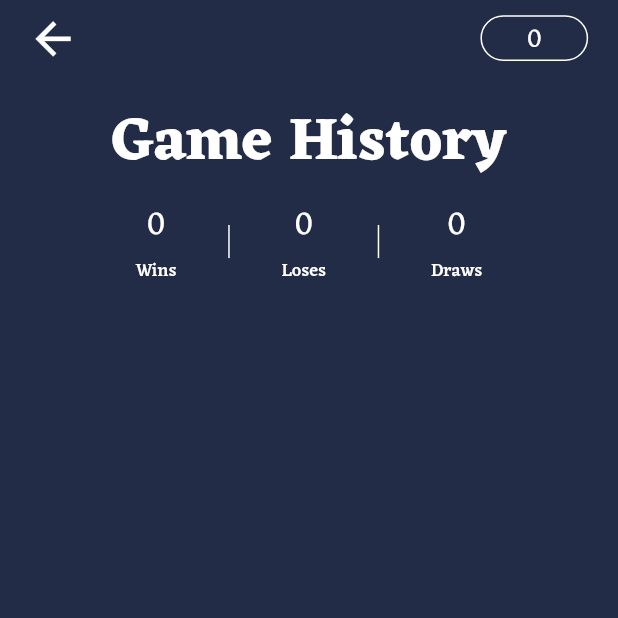
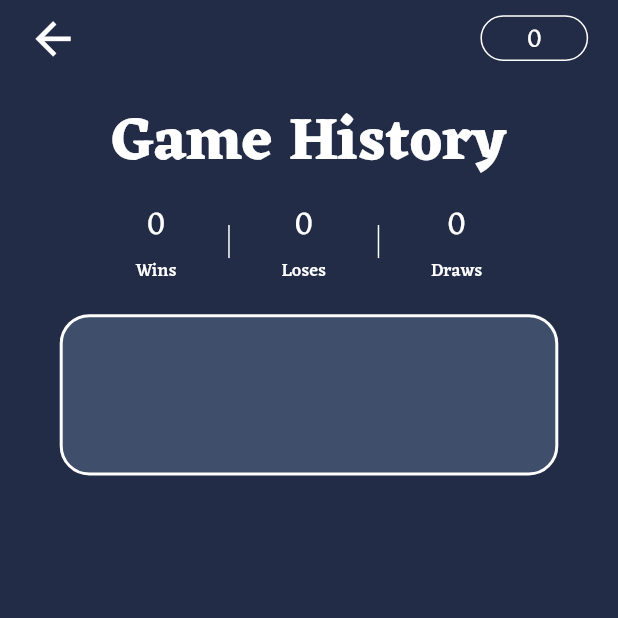
Before and after one commit to aconitum001/Tic-Tac-Toe, a Flutter app: the HistoryView screen opened directly with empty values, on a phone screen of 412 x 824 dp, the top half of it. Run offline on Flutter 3.47's test engine with Material 3 defaults, Android fonts, the phone set to English and light mode, and no system bars; our stand-ins replace bloc, carousel_slider, confetti, flutter_bloc, flutter_screenutil, flutter_svg and 6 more; accounts and stored records are empty.

Commit message:
game history ui done part 1

```diff
--- a/lib/features/settings/presentation/views/widgets/history_view_body.dart
+++ b/lib/features/settings/presentation/views/widgets/history_view_body.dart
@@ -1,5 +1,7 @@
 import 'package:flutter/material.dart';
 import 'package:flutter_screenutil/flutter_screenutil.dart';
+import 'package:flutter_svg/svg.dart';
+import 'package:tic_tac_toe/core/utils/assets.dart';
 import 'package:tic_tac_toe/core/utils/models/user_model.dart';
 import 'package:tic_tac_toe/core/utils/styles.dart';
 import 'package:tic_tac_toe/features/settings/presentation/views/widgets/display_user_stats.dart';
@@ -22,8 +24,43 @@ class HistoryViewBody extends StatelessWidget {
           "Game History",
           style: AppStyles.style40,
         ),
-        const DisplayUserStatsSection()
+        const DisplayUserStatsSection(),
+        SizedBox(
+          height: 20.h,
+        ),
+        const GameHistoryListViewItem()
       ],
     );
   }
 }
+
+class GameHistoryListViewItem extends StatelessWidget {
+  const GameHistoryListViewItem({
+    super.key,
+  });
+
+  @override
+  Widget build(BuildContext context) {
+    return Padding(
+      padding: EdgeInsets.symmetric(horizontal: 40.w),
+      child: Container(
+        height: 117.h,
+        decoration: BoxDecoration(
+          borderRadius: BorderRadius.circular(21.42.r),
+          color: Theme.of(context).colorScheme.onPrimary,
+          border: Border.all(
+            color: Theme.of(context).colorScheme.primaryContainer,
+            width: 2,
+          ),
+        ),
+        child: Row(
+          children: [
+            Column(
+              children: [],
+            )
+          ],
+        ),
+      ),
+    );
+  }
+}
```
